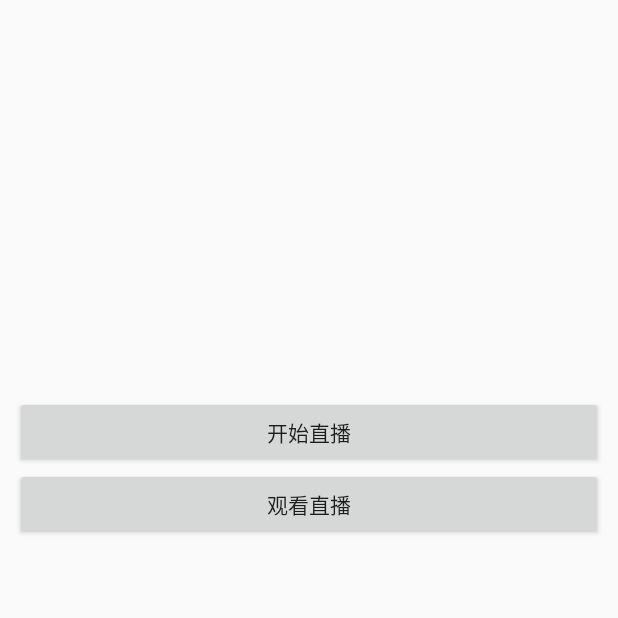
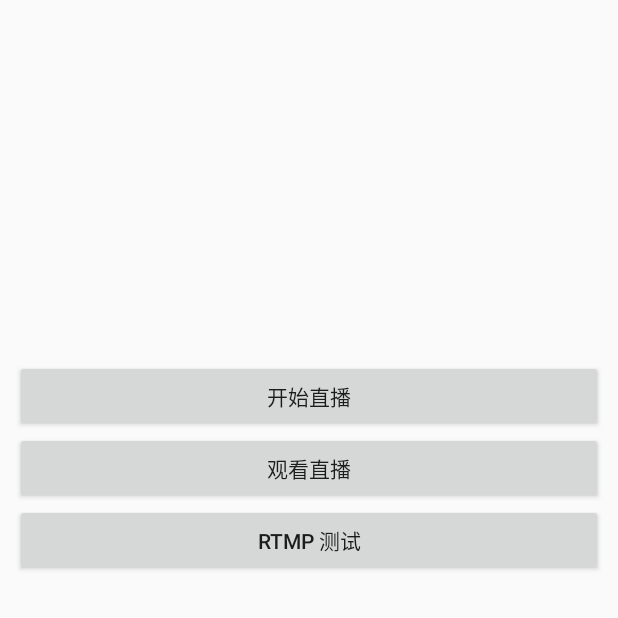
Before and after one commit to 1030841249/MooseLive, an Android app: the screen it shows after launch (MainActivity), on a phone screen of 412 x 824 dp, the top half of it. Run offline under Robolectric (Android 15) with nearby library versions, the phone set to English and light mode, and no system bars; our stand-ins replace ButterKnife.

Commit message:
RTMP测试

```diff
--- a/app/src/main/AndroidManifest.xml
+++ b/app/src/main/AndroidManifest.xml
@@ -15,7 +15,8 @@
         android:roundIcon="@mipmap/ic_launcher_round"
         android:supportsRtl="true"
         android:theme="@style/AppTheme">
-        <activity android:name=".activity.AudienceActivity"></activity>
+        <activity android:name=".activity.RTMPActivity"></activity>
+        <activity android:name=".activity.AudienceActivity" />
         <activity android:name=".activity.AnchorActivity" />
         <activity android:name=".activity.MainActivity">
             <intent-filter>
--- a/app/src/main/java/com/live/mooselive/activity/MainActivity.java
+++ b/app/src/main/java/com/live/mooselive/activity/MainActivity.java
@@ -25,20 +25,11 @@ public class MainActivity extends BaseActivity {
     Button btnAnchor;
     @BindView(R.id.btn_audience)
     Button btnAudience;
+    @BindView(R.id.btn_rtmp_test)
+    Button btnRtmp;
     @BindView(R.id.iv_main)
     ImageView ivMain;
 
-    static {
-        System.loadLibrary("native-lib");
-    }
-
-    /**
-     * A native method that is implemented by the 'native-lib' native library,
-     * which is packaged with this application.
-     */
-    public native String stringFromJNI();
-
-    public native void connectRTMP(String url);
 
     @Override
     protected int getLayoutId() {
@@ -47,14 +38,11 @@ public class MainActivity extends BaseActivity {
 
     @Override
     protected void init() {
-        new Thread(()->{
-//            connectRTMP("rtmp://58.200.131.2:1935/livetv/hunantv");
-        }).start();
         PermissionUtil.requestWRPermissions(this);
         PermissionUtil.requestMicoPermisson(this);
     }
 
-    @OnClick({R.id.btn_anchor, R.id.btn_audience})
+    @OnClick({R.id.btn_anchor, R.id.btn_audience,R.id.btn_rtmp_test})
     void onClick(View v) {
         switch (v.getId()) {
             case R.id.btn_anchor:
@@ -63,18 +51,9 @@ public class MainActivity extends BaseActivity {
             case R.id.btn_audience:
                 startActivity(new Intent(this,AudienceActivity.class));
                 break;
+            case R.id.btn_rtmp_test:
+                startActivity(new Intent(this,RTMPActivity.class));
+                break;
         }
     }
-
-    void callFromNative() {
-        LogUtil.e("MainActivity","callFromNative");
-    }
-
-    void receiveRtmpData(byte[] bytes) {
-        for (byte aByte : bytes) {
-            LogUtil.e("MainActivity","receiveRtmpData" + aByte);
-        }
-//        Bitmap bitmap = BitmapFactory.decodeByteArray(bytes, 0, bytes.length);
-//        ivMain.setImageBitmap(bitmap);
-    }
 }
--- a/app/src/main/res/layout/activity_main.xml
+++ b/app/src/main/res/layout/activity_main.xml
@@ -21,6 +21,12 @@
         android:layout_height="wrap_content"
         android:text="观看直播"/>
 
+    <Button
+        android:id="@+id/btn_rtmp_test"
+        android:layout_width="match_parent"
+        android:layout_height="wrap_content"
+        android:text="RTMP 测试"/>
+
     <ImageView
         android:id="@+id/iv_main"
         android:layout_width="match_parent"
```
Also changed, not shown: app/src/main/java/com/live/mooselive/Main.java (added, +32 -0 lines), app/src/main/java/com/live/mooselive/activity/RTMPActivity.java (added, +44 -0 lines), app/src/main/res/layout/activity_rtmp.xml (added, +15 -0 lines), 1 other file.
